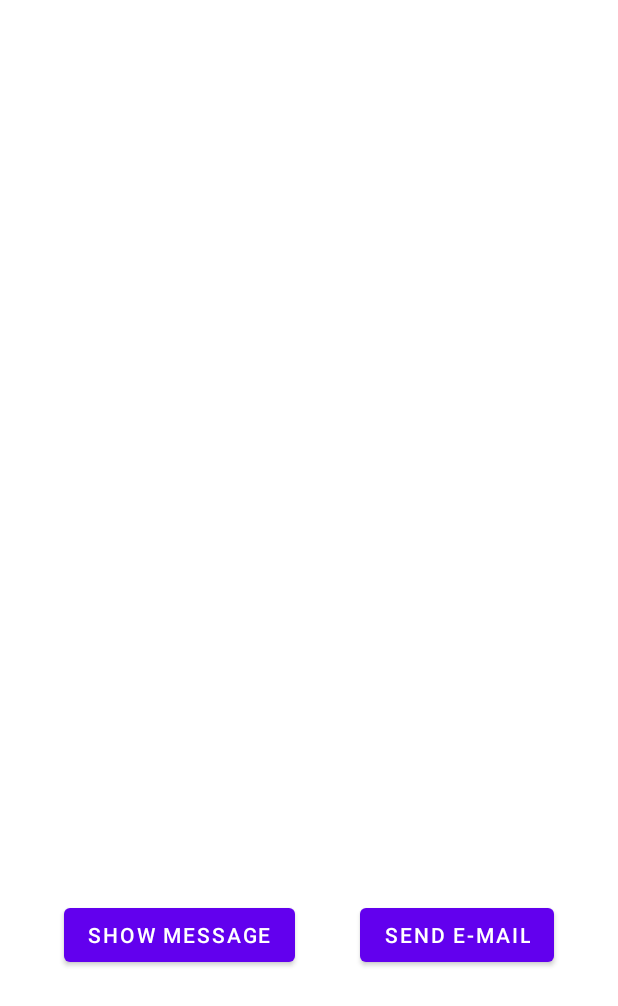
After one commit to rodriguesporan/ITransfer, an Android app: the layout fragment_blank.xml on its own in the app's theme, with its tools: preview values and no code run, on a phone screen of 412 x 824 dp. The commit adds this screen. Shown: the top 1006 px of the screen. Run offline under Robolectric (Android 15) with nearby library versions, the phone set to English and light mode, and no system bars.

Commit message:
feat: added fragment

```diff
--- a/app/build.gradle
+++ b/app/build.gradle
@@ -39,6 +39,7 @@ android {
 }
 
 dependencies {
+    implementation 'androidx.legacy:legacy-support-v4:1.0.0'
     def activity_version = "1.2.1"
     def fragment_version = "1.3.1"
 
--- /dev/null
+++ b/app/src/main/res/layout/fragment_blank.xml
@@ -0,0 +1,60 @@
+<?xml version="1.0" encoding="utf-8"?>
+<layout xmlns:android="http://schemas.android.com/apk/res/android"
+    xmlns:app="http://schemas.android.com/apk/res-auto"
+    xmlns:tools="http://schemas.android.com/tools"
+    tools:context=".BlankFragment">
+
+    <data>
+
+        <variable
+            name="appViewModel"
+            type="com.example.emptyactivity.model.AppViewModel" />
+
+        <variable
+            name="blankFragment"
+            type="com.example.emptyactivity.BlankFragment" />
+    </data>
+
+    <FrameLayout
+        android:id="@+id/fragment_layout"
+        android:layout_width="match_parent"
+        android:layout_height="match_parent">
+
+        <androidx.constraintlayout.widget.ConstraintLayout
+            android:layout_width="match_parent"
+            android:layout_height="match_parent">
+
+            <TextView
+                android:id="@+id/txtView"
+                android:layout_width="wrap_content"
+                android:layout_height="wrap_content"
+                android:text="@{appViewModel.content}"
+                app:layout_constraintBottom_toBottomOf="parent"
+                app:layout_constraintLeft_toLeftOf="parent"
+                app:layout_constraintRight_toRightOf="parent"
+                app:layout_constraintTop_toTopOf="parent" />
+
+            <Button
+                android:id="@+id/show_msg"
+                android:layout_width="wrap_content"
+                android:layout_height="wrap_content"
+                android:onClick="@{() -> appViewModel.setContent(@string/bye_world)}"
+                android:text="Show message"
+                app:layout_constraintBottom_toBottomOf="parent"
+                app:layout_constraintEnd_toStartOf="@id/send_email"
+                app:layout_constraintStart_toStartOf="parent"
+                app:layout_constraintTop_toBottomOf="@+id/txtView" />
+
+            <Button
+                android:id="@+id/send_email"
+                android:layout_width="wrap_content"
+                android:layout_height="wrap_content"
+                android:onClick="@{() -> blankFragment.sendEmail() }"
+                android:text="Send e-mail"
+                app:layout_constraintBottom_toBottomOf="parent"
+                app:layout_constraintEnd_toEndOf="parent"
+                app:layout_constraintStart_toEndOf="@id/show_msg"
+                app:layout_constraintTop_toBottomOf="@id/txtView" />
+        </androidx.constraintlayout.widget.ConstraintLayout>
+    </FrameLayout>
+</layout>
--- a/app/src/main/res/values/strings.xml
+++ b/app/src/main/res/values/strings.xml
@@ -4,4 +4,6 @@
     <string name="bye_world">Bye World</string>
     <string name="email_msg">Congratulations André, you have been hired!!</string>
     <string name="email_subject">You have been hired</string>
+    <!-- TODO: Remove or change this placeholder text -->
+    <string name="hello_blank_fragment">Hello blank fragment</string>
 </resources>
```
Also changed, not shown: app/src/main/java/com/example/emptyactivity/BlankFragment.kt (added, +45 -0 lines), app/src/main/java/com/example/emptyactivity/MainActivity.kt (+1 -32 lines), app/src/main/res/layout/activity_main.xml (+8 -48 lines).
